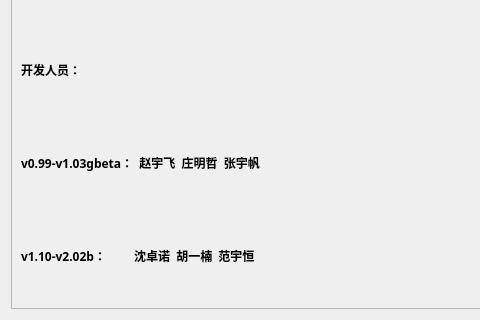
Qt form AboutDialog.ui (hackermmzz/new-aoe) before a commit; both pictures show x 0 to 480 and y 180 to 500 of the 600 by 500 pixel window.
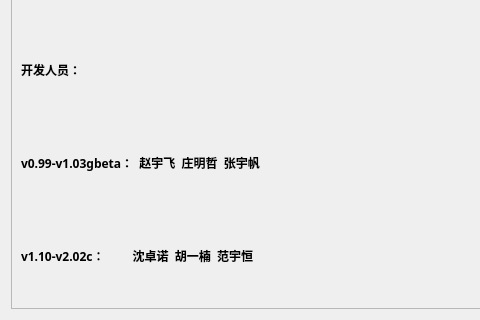
The same form after that commit.

Diff of the .ui file:
```diff
--- a/AboutDialog.ui
+++ b/AboutDialog.ui
@@ -109,7 +109,7 @@
           </font>
          </property>
          <property name="text">
-          <string>v1.10-v2.02b：         沈卓诺  胡一楠  范宇恒</string>
+          <string>v1.10-v2.02c：         沈卓诺  胡一楠  范宇恒</string>
          </property>
         </widget>
        </item>
```
